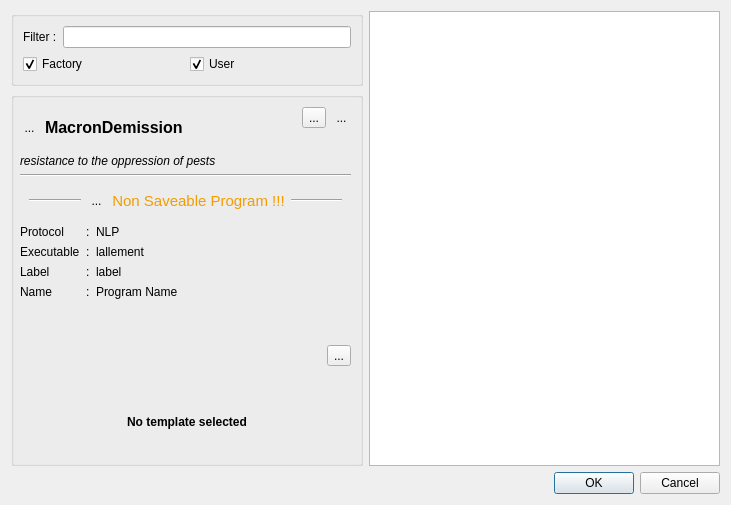
Above: resources/ui/add_application.ui from Houston4444/RaySession before the change. Below: the same form after it.
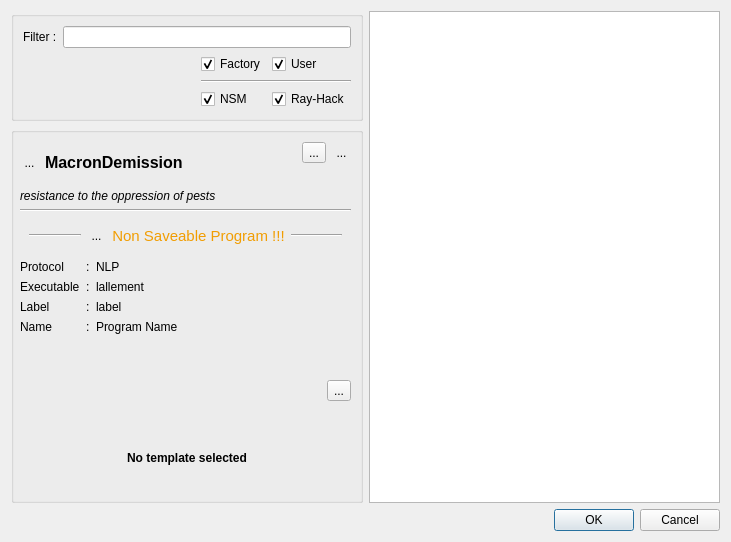
That is the form after the change. Icons and pictures are not drawn. Custom widgets are drawn as their Qt base class.

Commit message: add NSM and RayHack checkboxes, horizontal line

The edit to the form file:
```diff
--- a/resources/ui/add_application.ui
+++ b/resources/ui/add_application.ui
@@ -10,7 +10,7 @@
     <x>0</x>
     <y>0</y>
     <width>731</width>
-    <height>505</height>
+    <height>542</height>
    </rect>
   </property>
   <property name="windowTitle">
@@ -51,8 +51,54 @@
            </layout>
           </item>
           <item>
-           <layout class="QHBoxLayout" name="horizontalLayout">
-            <item>
+           <layout class="QGridLayout" name="gridLayout">
+            <item row="0" column="2">
+             <widget class="QCheckBox" name="checkBoxUser">
+              <property name="text">
+               <string>User</string>
+              </property>
+              <property name="checked">
+               <bool>true</bool>
+              </property>
+             </widget>
+            </item>
+            <item row="2" column="2">
+             <widget class="QCheckBox" name="checkBox_2">
+              <property name="text">
+               <string>Ray-Hack</string>
+              </property>
+              <property name="checkable">
+               <bool>true</bool>
+              </property>
+              <property name="checked">
+               <bool>true</bool>
+              </property>
+             </widget>
+            </item>
+            <item row="0" column="0">
+             <spacer name="horizontalSpacer_3">
+              <property name="orientation">
+               <enum>Qt::Horizontal</enum>
+              </property>
+              <property name="sizeHint" stdset="0">
+               <size>
+                <width>40</width>
+                <height>20</height>
+               </size>
+              </property>
+             </spacer>
+            </item>
+            <item row="2" column="1">
+             <widget class="QCheckBox" name="checkBox">
+              <property name="text">
+               <string>NSM</string>
+              </property>
+              <property name="checked">
+               <bool>true</bool>
+              </property>
+             </widget>
+            </item>
+            <item row="0" column="1">
              <widget class="QCheckBox" name="checkBoxFactory">
               <property name="layoutDirection">
                <enum>Qt::LeftToRight</enum>
@@ -65,13 +111,10 @@
               </property>
              </widget>
             </item>
-            <item>
-             <widget class="QCheckBox" name="checkBoxUser">
-              <property name="text">
-               <string>User</string>
-              </property>
-              <property name="checked">
-               <bool>true</bool>
+            <item row="1" column="1" colspan="2">
+             <widget class="Line" name="line_4">
+              <property name="orientation">
+               <enum>Qt::Horizontal</enum>
               </property>
              </widget>
             </item>
```
